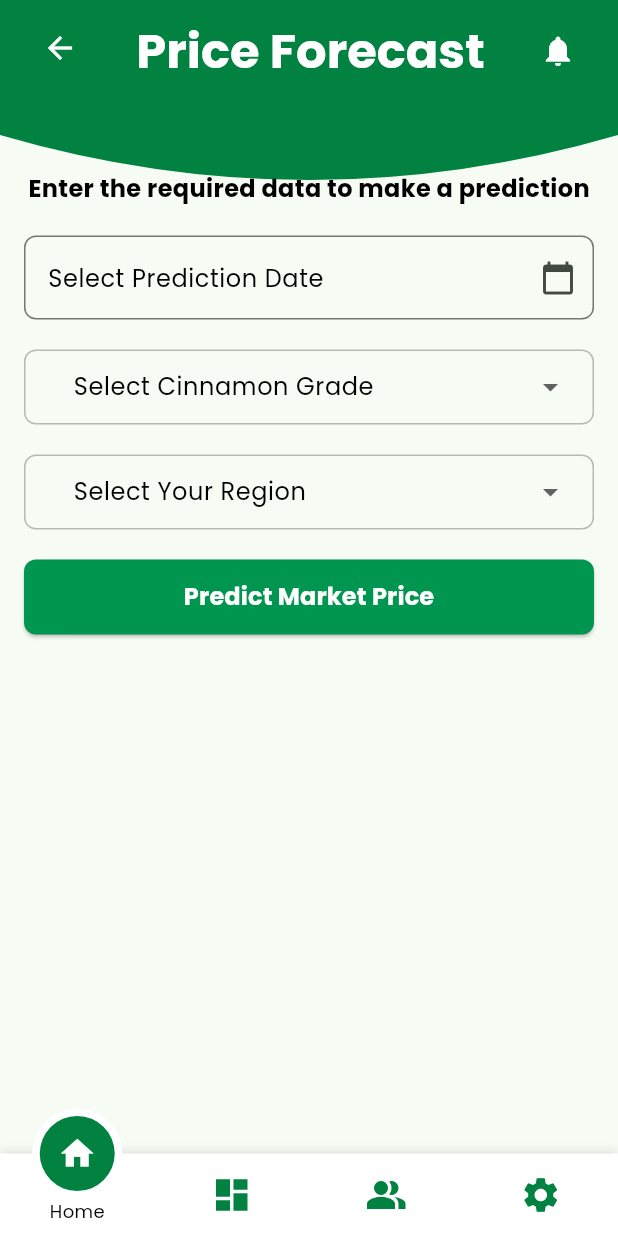
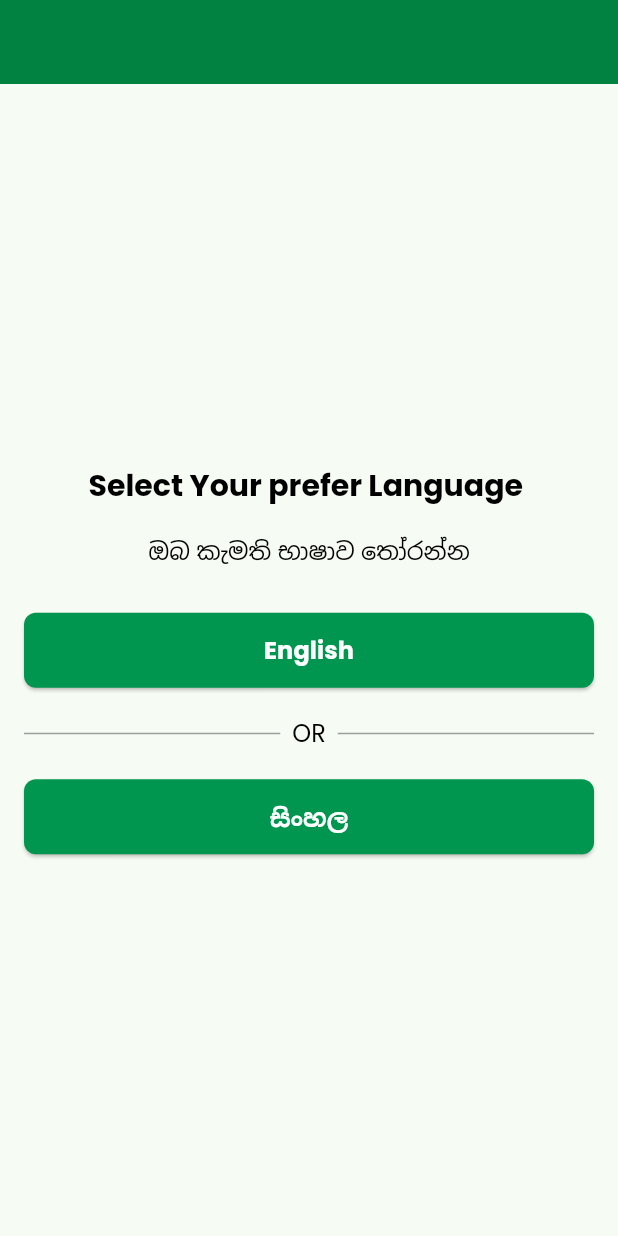
Before and after one commit to 24-25J-066-Research-Cinnex/Cinnex-MobileApp, a Flutter app: the screen it shows after launch, on a phone screen of 412 x 824 dp. Run offline on Flutter 3.47's test engine with Material 3 defaults, Android fonts, the phone set to English and light mode, and no system bars; drawn by our look-alikes of dropdown_button2, motion_tab_bar_v2; our stand-ins replace logger, shared_preferences, syncfusion_flutter_datepicker; generated files the repository leaves out were written again.

Commit message:
Create language selection screen

```diff
--- /dev/null
+++ b/l10n.yaml
@@ -0,0 +1,3 @@
+arb-dir: lib/l10n
+template-arb-file: app_en.arb
+output-localization-file: app_localizations.dart
--- /dev/null
+++ b/lib/Home/language_selection_screen.dart
@@ -0,0 +1,65 @@
+import 'package:cinnex_mobile/Shared/Widget/custom_button.dart';
+import 'package:flutter/material.dart';
+
+class LanguageSelectionScreen extends StatelessWidget {
+  final Function(Locale) onLanguageChange;
+
+  const LanguageSelectionScreen({super.key, required this.onLanguageChange});
+
+  @override
+  Widget build(BuildContext context) {
+    final theme = Theme.of(context);
+    final textTheme = theme.textTheme;
+    final colorScheme = theme.colorScheme;
+
+    return Scaffold(
+      appBar: AppBar(
+        backgroundColor: colorScheme.primary,
+        elevation: 0,
+      ),
+      body: Center(
+        child: SingleChildScrollView(
+          padding: const EdgeInsets.symmetric(horizontal: 16.0),
+          child: Column(
+            mainAxisAlignment: MainAxisAlignment.center,
+            children: [
+              Text(
+                "Select Your prefer Language ",
+                style: textTheme.headlineMedium,
+              ),
+              const SizedBox(height: 20),
+              Text(
+                'ඔබ කැමති භාෂාව තෝරන්න',
+                style: textTheme.headlineSmall,
+              ),
+              const SizedBox(height: 30),
+              CustomButton(
+                  text: "English",
+                  onPressed: () {
+                    onLanguageChange(Locale('en')); // Change to English
+                  }),
+              const SizedBox(height: 20),
+              Row(
+                children: [
+                  Expanded(child: Divider(color: Colors.grey)),
+                  Padding(
+                    padding: EdgeInsets.symmetric(horizontal: 8.0),
+                    child: Text('OR',
+                      style: textTheme.headlineSmall,),
+                  ),
+                  Expanded(child: Divider(color: Colors.grey)),
+                ],
+              ),
+              const SizedBox(height: 20),
+              CustomButton(
+                  text: "සිංහල",
+                  onPressed: () {
+                    onLanguageChange(Locale('si')); // Change to English
+                  }),
+            ],
+          ),
+        ),
+      ),
+    );
+  }
+}
--- /dev/null
+++ b/lib/l10n/app_en.arb
@@ -0,0 +1,4 @@
+{
+  "title": "Hello",
+  "message": "Welcome to our app!"
+}
--- /dev/null
+++ b/lib/l10n/app_si.arb
@@ -0,0 +1,4 @@
+{
+  "title": "හෙලෝ",
+  "message": "අපේ යෙදුමට සාදරයෙන් පිළිගනිමු!"
+}
--- a/lib/main.dart
+++ b/lib/main.dart
@@ -1,19 +1,49 @@
 import 'package:cinnex_mobile/Dashboard/dashboard_screen.dart';
-import 'package:cinnex_mobile/Price%20Forecast/price_forecast_screen.dart';
+import 'package:cinnex_mobile/Home/home_screen.dart';
+import 'package:cinnex_mobile/Home/language_selection_screen.dart';
 import 'package:flutter/material.dart';
 import 'package:motion_tab_bar_v2/motion-tab-bar.dart';
 import 'package:motion_tab_bar_v2/motion-tab-controller.dart';
+import 'package:flutter_localizations/flutter_localizations.dart';
+import 'package:flutter_gen/gen_l10n/app_localizations.dart';
+
+
 
 void main() {
   runApp(const MyApp());
 }
 
-class MyApp extends StatelessWidget {
+class MyApp extends StatefulWidget {
   const MyApp({super.key});
+
+  @override
+  State<MyApp> createState() => _MyAppState();
+}
+
+class _MyAppState extends State<MyApp> {
+
+  void onLanguageChange(Locale locale) {
+
+    Locale _currentLocale = Locale('en'); // Default to English
+    setState(() {
+      _currentLocale = locale;
+    });
+  }
 
   @override
   Widget build(BuildContext context) {
     return MaterialApp(
+      title: 'Cinnex Mobile',
+      localizationsDelegates: [
+        AppLocalizations.delegate,
+        GlobalMaterialLocalizations.delegate,
+        GlobalWidgetsLocalizations.delegate,
+        GlobalCupertinoLocalizations.delegate,
+      ],
+      supportedLocales:[
+        Locale('en'), //English
+        Locale('si'), //Sinhala
+      ],
       debugShowCheckedModeBanner: false,
       theme: ThemeData(
         colorScheme: ColorScheme.fromSeed(
@@ -29,6 +59,24 @@ class MyApp extends StatelessWidget {
             color: Colors.white,
             fontFamily: 'Poppins',
           ),
+          titleMedium: TextStyle(
+            fontSize: 24,
+            fontWeight: FontWeight.bold,
+            color: Colors.white,
+            fontFamily: 'Poppins',
+          ),
+          titleSmall: TextStyle(
+            fontSize: 20,
+            fontWeight: FontWeight.bold,
+            color: Colors.white,
+            fontFamily: 'Poppins',
+          ),
+          bodyLarge: TextStyle(
+            fontSize: 24,
+            fontWeight: FontWeight.bold,
+            color: Colors.black,
+            fontFamily: 'Poppins',
+          ),
           bodyMedium: TextStyle(
             fontSize: 20,
             fontWeight: FontWeight.bold,
@@ -41,9 +89,22 @@ class MyApp extends StatelessWidget {
             color: Colors.black,
             fontFamily: 'Poppins',
           ),
+          headlineMedium: TextStyle(
+            fontSize: 20,
+            fontWeight: FontWeight.bold,
+            color: Colors.black,
+            fontFamily: 'Poppins',
+          ),
+          headlineSmall: TextStyle(
+            fontSize: 16,
+            fontWeight: FontWeight.normal,
+            color: Colors.black,
+            fontFamily: 'Poppins',
+          ),
+
         ),
       ),
-      home: const MainLayout(),
+      home: LanguageSelectionScreen(onLanguageChange: onLanguageChange)
     );
   }
 }
@@ -51,12 +112,19 @@ class MyApp extends StatelessWidget {
 class MainLayout extends StatefulWidget {
   const MainLayout({super.key});
 
+
   @override
   State<MainLayout> createState() => _MainLayoutState();
 }
 
 class _MainLayoutState extends State<MainLayout> with TickerProviderStateMixin {
   MotionTabBarController? _motionTabBarController;
+  Locale _currentLocale = Locale('en'); // Default to English
+  void _changeLanguage(Locale locale) {
+    setState(() {
+      _currentLocale = locale;
+    });
+  }
 
   @override
   void initState() {
@@ -108,13 +176,14 @@ class _MainLayoutState extends State<MainLayout> with TickerProviderStateMixin {
           });
         },
       ),
+
       // Body Content
       body: TabBarView(
         physics: const NeverScrollableScrollPhysics(),
         controller: _motionTabBarController,
         children: <Widget>[
-          PriceForecastScreen(), // Home tab
-          DashboardScreen(),     // Dashboard tab
+          HomeScreen(onLanguageChange: _changeLanguage), // Home tab
+          DashboardScreen(), // Dashboard tab
           MainPageContentComponent(
               title: "Profile", controller: _motionTabBarController!),
           MainPageContentComponent(
@@ -143,7 +212,7 @@ class MainPageContentComponent extends StatelessWidget {
         children: [
           Text(title,
               style:
-              const TextStyle(fontSize: 20, fontWeight: FontWeight.bold)),
+                  const TextStyle(fontSize: 20, fontWeight: FontWeight.bold)),
           const SizedBox(height: 50),
           const SizedBox(height: 10),
         ],
--- a/pubspec.yaml
+++ b/pubspec.yaml
@@ -30,6 +30,8 @@ environment:
 dependencies:
   flutter:
     sdk: flutter
+  flutter_localizations:
+    sdk: flutter
   shared_preferences: ^2.3.2
   logger: ^2.4.0
   image_picker: ^0.8.4+4
@@ -43,6 +45,7 @@ dependencies:
   # The following adds the Cupertino Icons font to your application.
   # Use with the CupertinoIcons class for iOS style icons.
   cupertino_icons: ^1.0.8
+  intl: any
 
 dev_dependencies:
   flutter_test:
@@ -60,6 +63,7 @@ dev_dependencies:
 
 # The following section is specific to Flutter packages.
 flutter:
+  generate: true
 
   # The following line ensures that the Material Icons font is
   # included with your application, so that you can use the icons in
```
Also changed, not shown: lib/Cinnamon Grades/cinnamon_grades_screen.dart (added, +27 -0 lines), lib/Cinnamon Species/cinnamon_species_screen.dart (added, +27 -0 lines), lib/Dashboard/dashboard_screen.dart (+27 -2 lines), lib/Diseasse Ditection/diseasse_ditection_screen.dart (added, +27 -0 lines), lib/Home/home_screen.dart (added, +35 -0 lines), pubspec.lock.
